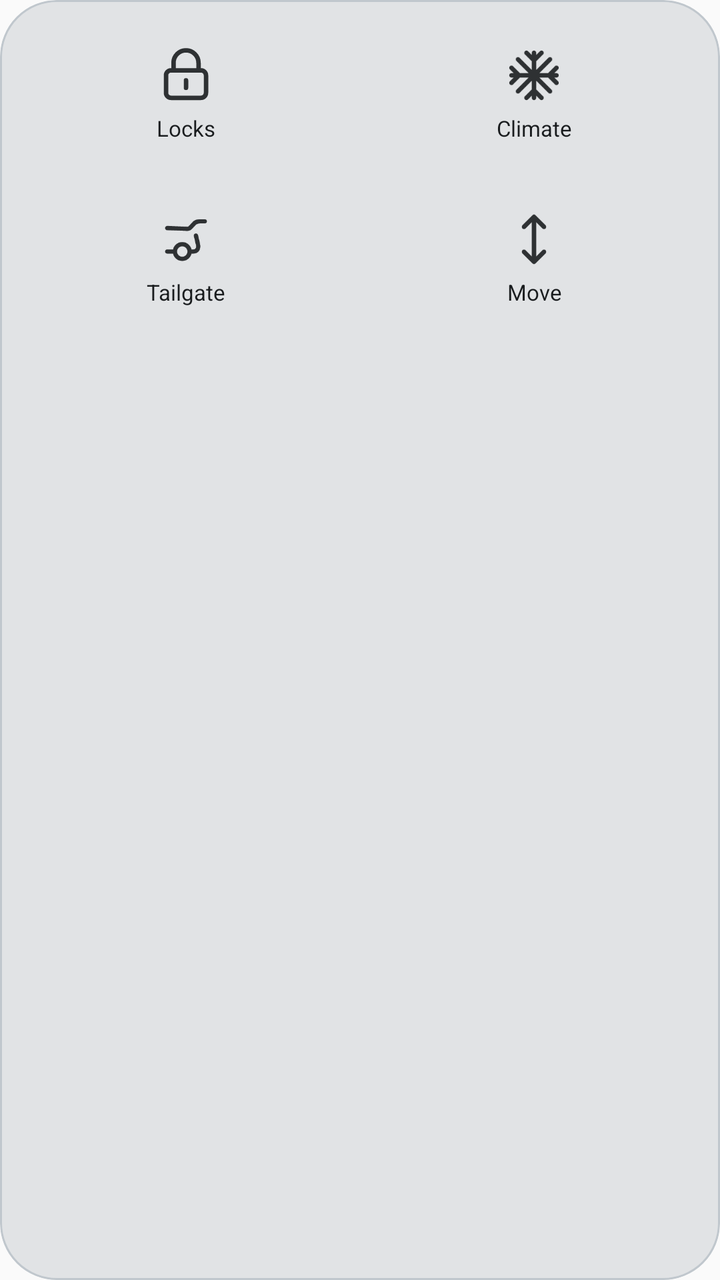
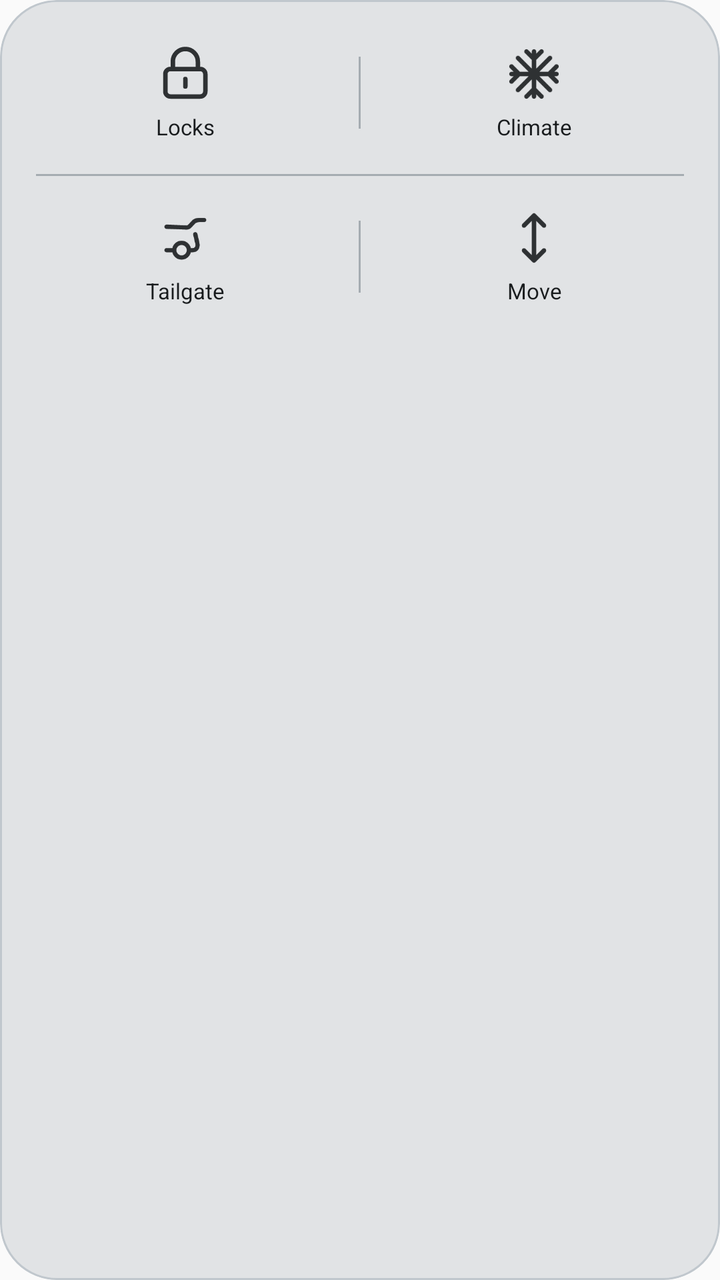

An Android layout rendered at two revisions. The XML below is the earlier revision; the diff shows what the commit changed to produce the second picture.
<!-- AndroidManifest.xml: application theme android:Theme.Material.Light.NoActionBar -->
<!-- res/layout/widget_favorites_grid_preview.xml -->
<LinearLayout xmlns:android="http://schemas.android.com/apk/res/android" android:layout_width="match_parent" android:layout_height="176dp" android:orientation="vertical" android:padding="6dp" android:background="@drawable/surface_system" android:clipToOutline="true"><LinearLayout android:layout_width="match_parent" android:layout_height="82dp" android:gravity="center"><LinearLayout android:layout_width="0dp" android:layout_weight="1" android:layout_height="match_parent" android:gravity="center" android:orientation="vertical"><ImageView android:layout_width="30dp" android:layout_height="30dp" android:src="@drawable/preview_lock" android:tint="@color/widget_initial_icon"/><TextView android:layout_width="match_parent" android:layout_height="wrap_content" android:layout_marginTop="4dp" android:gravity="center" android:text="@string/action_locks" android:textSize="11sp" android:textColor="@color/widget_initial_primary" android:maxLines="1" android:ellipsize="end"/></LinearLayout><LinearLayout android:layout_width="0dp" android:layout_weight="1" android:layout_height="match_parent" android:gravity="center" android:orientation="vertical"><ImageView android:layout_width="30dp" android:layout_height="30dp" android:src="@drawable/preview_climate" android:tint="@color/widget_initial_icon"/><TextView android:layout_width="match_parent" android:layout_height="wrap_content" android:layout_marginTop="4dp" android:gravity="center" android:text="@string/action_climate" android:textSize="11sp" android:textColor="@color/widget_initial_primary" android:maxLines="1" android:ellipsize="end"/></LinearLayout></LinearLayout><LinearLayout android:layout_width="match_parent" android:layout_height="82dp" android:gravity="center"><LinearLayout android:layout_width="0dp" android:layout_weight="1" android:layout_height="match_parent" android:gravity="center" android:orientation="vertical"><ImageView android:layout_width="30dp" android:layout_height="30dp" android:src="@drawable/preview_tailgate" android:tint="@color/widget_initial_icon"/><TextView android:layout_width="match_parent" android:layout_height="wrap_content" android:layout_marginTop="4dp" android:gravity="center" android:text="@string/action_tailgate" android:textSize="11sp" android:textColor="@color/widget_initial_primary" android:maxLines="1" android:ellipsize="end"/></LinearLayout><LinearLayout android:layout_width="0dp" android:layout_weight="1" android:layout_height="match_parent" android:gravity="center" android:orientation="vertical"><ImageView android:layout_width="30dp" android:layout_height="30dp" android:src="@drawable/preview_move" android:tint="@color/widget_initial_icon"/><TextView android:layout_width="match_parent" android:layout_height="wrap_content" android:layout_marginTop="4dp" android:gravity="center" android:text="@string/action_move" android:textSize="11sp" android:textColor="@color/widget_initial_primary" android:maxLines="1" android:ellipsize="end"/></LinearLayout></LinearLayout></LinearLayout>
<!-- resources referenced by this layout -->
<resources>
  <color name="widget_initial_icon">@android:color/system_neutral1_800</color>
  <color name="widget_initial_primary">@android:color/system_neutral1_900</color>
  <!-- drawable preview_climate (drawable) -->
  <vector xmlns:android="http://schemas.android.com/apk/res/android" android:width="24dp" android:height="24dp" android:viewportWidth="24" android:viewportHeight="24"><path android:fillColor="@android:color/transparent" android:strokeColor="#FFFFFFFF" android:strokeWidth="1.8" android:strokeLineCap="round" android:strokeLineJoin="round" android:pathData="M12,3v18M3,12h18M5.6,5.6l12.8,12.8M5.6,18.4L18.4,5.6M9,3l3,3l3,-3M9,21l3,-3l3,3M3,9l3,3l-3,3M21,9l-3,3l3,3"/></vector>
  <!-- drawable preview_lock (drawable) -->
  <vector xmlns:android="http://schemas.android.com/apk/res/android" android:width="24dp" android:height="24dp" android:viewportWidth="24" android:viewportHeight="24"><path android:fillColor="@android:color/transparent" android:strokeColor="#FFFFFFFF" android:strokeWidth="1.8" android:strokeLineCap="round" android:strokeLineJoin="round" android:pathData="M7,10V7a5,5 0,0 1,10,0v3M6,10h12a2,2 0,0 1,2,2v7a2,2 0,0 1,-2,2H6a2,2 0,0 1,-2,-2v-7a2,2 0,0 1,2,-2M12,14v3"/></vector>
  <!-- drawable preview_move (drawable) -->
  <vector xmlns:android="http://schemas.android.com/apk/res/android" android:width="24dp" android:height="24dp" android:viewportWidth="24" android:viewportHeight="24"><path android:fillColor="@android:color/transparent" android:strokeColor="#FFFFFFFF" android:strokeWidth="1.8" android:strokeLineCap="round" android:strokeLineJoin="round" android:pathData="M12,3v18M8,7l4,-4l4,4M8,17l4,4l4,-4"/></vector>
  <!-- drawable preview_tailgate (drawable) -->
  <vector xmlns:android="http://schemas.android.com/apk/res/android"
      android:width="32dp" android:height="32dp"
      android:viewportWidth="32" android:viewportHeight="32">
      <path android:fillColor="@android:color/transparent"
          android:strokeColor="#FFFFFFFF" android:strokeWidth="2.3"
          android:strokeLineCap="round" android:strokeLineJoin="round"
          android:pathData="M6,10 L16.8,10.4 Q17.8,10.4 18.7,9.3 L20.7,7.2 Q21.8,6.4 23.5,6.4 L26,6.4 M21.3,14 L22.3,18.3 C23,21.1 21.8,22.5 19.8,22.5 L18.1,22.5 M6,22.5 L10.1,22.5 M17.9,22.5 A3.9,3.9 0,1 1,10.1 22.5 A3.9,3.9 0,1 1,17.9 22.5"/>
  </vector>
  <!-- drawable surface_system (drawable) -->
  <shape xmlns:android="http://schemas.android.com/apk/res/android"><solid android:color="@color/widget_initial_background"/><corners android:radius="@dimen/widget_corner_radius"/><stroke android:width="1dp" android:color="@color/widget_initial_outline"/></shape>
  <string name="action_climate">Climate</string>
  <string name="action_locks">Locks</string>
  <string name="action_move">Move</string>
  <string name="action_tailgate">Tailgate</string>
  <color name="widget_initial_background">@android:color/system_neutral1_100</color>
  <dimen name="widget_corner_radius">@android:dimen/system_app_widget_background_radius</dimen>
  <color name="widget_initial_outline">@android:color/system_neutral2_200</color>
</resources>

<!-- the commit's change to res/layout/widget_favorites_grid_preview.xml (unified diff, before → after) -->
@@ -1 +1,25 @@
-<LinearLayout xmlns:android="http://schemas.android.com/apk/res/android" android:layout_width="match_parent" android:layout_height="176dp" android:orientation="vertical" android:padding="6dp" android:background="@drawable/surface_system" android:clipToOutline="true"><LinearLayout android:layout_width="match_parent" android:layout_height="82dp" android:gravity="center"><LinearLayout android:layout_width="0dp" android:layout_weight="1" android:layout_height="match_parent" android:gravity="center" android:orientation="vertical"><ImageView android:layout_width="30dp" android:layout_height="30dp" android:src="@drawable/preview_lock" android:tint="@color/widget_initial_icon"/><TextView android:layout_width="match_parent" android:layout_height="wrap_content" android:layout_marginTop="4dp" android:gravity="center" android:text="@string/action_locks" android:textSize="11sp" android:textColor="@color/widget_initial_primary" android:maxLines="1" android:ellipsize="end"/></LinearLayout><LinearLayout android:layout_width="0dp" android:layout_weight="1" android:layout_height="match_parent" android:gravity="center" android:orientation="vertical"><ImageView android:layout_width="30dp" android:layout_height="30dp" android:src="@drawable/preview_climate" android:tint="@color/widget_initial_icon"/><TextView android:layout_width="match_parent" android:layout_height="wrap_content" android:layout_marginTop="4dp" android:gravity="center" android:text="@string/action_climate" android:textSize="11sp" android:textColor="@color/widget_initial_primary" android:maxLines="1" android:ellipsize="end"/></LinearLayout></LinearLayout><LinearLayout android:layout_width="match_parent" android:layout_height="82dp" android:gravity="center"><LinearLayout android:layout_width="0dp" android:layout_weight="1" android:layout_height="match_parent" android:gravity="center" android:orientation="vertical"><ImageView android:layout_width="30dp" android:layout_height="30dp" android:src="@drawable/preview_tailgate" android:tint="@color/widget_initial_icon"/><TextView android:layout_width="match_parent" android:layout_height="wrap_content" android:layout_marginTop="4dp" android:gravity="center" android:text="@string/action_tailgate" android:textSize="11sp" android:textColor="@color/widget_initial_primary" android:maxLines="1" android:ellipsize="end"/></LinearLayout><LinearLayout android:layout_width="0dp" android:layout_weight="1" android:layout_height="match_parent" android:gravity="center" android:orientation="vertical"><ImageView android:layout_width="30dp" android:layout_height="30dp" android:src="@drawable/preview_move" android:tint="@color/widget_initial_icon"/><TextView android:layout_width="match_parent" android:layout_height="wrap_content" android:layout_marginTop="4dp" android:gravity="center" android:text="@string/action_move" android:textSize="11sp" android:textColor="@color/widget_initial_primary" android:maxLines="1" android:ellipsize="end"/></LinearLayout></LinearLayout></LinearLayout>
+<LinearLayout xmlns:android="http://schemas.android.com/apk/res/android" android:layout_width="match_parent" android:layout_height="176dp" android:orientation="vertical" android:padding="6dp" android:background="@drawable/surface_system" android:clipToOutline="true">
+  <LinearLayout android:layout_width="match_parent" android:layout_height="81dp" android:gravity="center">
+    <LinearLayout android:layout_width="0dp" android:layout_weight="1" android:layout_height="match_parent" android:gravity="center" android:orientation="vertical">
+      <ImageView android:layout_width="30dp" android:layout_height="30dp" android:src="@drawable/preview_lock" android:tint="@color/widget_initial_icon" />
+      <TextView android:layout_width="match_parent" android:layout_height="wrap_content" android:layout_marginTop="4dp" android:gravity="center" android:text="@string/action_locks" android:textSize="11sp" android:textColor="@color/widget_initial_primary" android:maxLines="1" android:ellipsize="end" />
+    </LinearLayout>
+    <TextView android:layout_width="1dp" android:layout_height="36dp" android:background="@color/widget_initial_action_divider" android:importantForAccessibility="no" />
+    <LinearLayout android:layout_width="0dp" android:layout_weight="1" android:layout_height="match_parent" android:gravity="center" android:orientation="vertical">
+      <ImageView android:layout_width="30dp" android:layout_height="30dp" android:src="@drawable/preview_climate" android:tint="@color/widget_initial_icon" />
+      <TextView android:layout_width="match_parent" android:layout_height="wrap_content" android:layout_marginTop="4dp" android:gravity="center" android:text="@string/action_climate" android:textSize="11sp" android:textColor="@color/widget_initial_primary" android:maxLines="1" android:ellipsize="end" />
+    </LinearLayout>
+  </LinearLayout>
+  <TextView android:layout_width="match_parent" android:layout_height="1dp" android:layout_marginLeft="12dp" android:layout_marginRight="12dp" android:background="@color/widget_initial_action_divider" android:importantForAccessibility="no" />
+  <LinearLayout android:layout_width="match_parent" android:layout_height="81dp" android:gravity="center">
+    <LinearLayout android:layout_width="0dp" android:layout_weight="1" android:layout_height="match_parent" android:gravity="center" android:orientation="vertical">
+      <ImageView android:layout_width="30dp" android:layout_height="30dp" android:src="@drawable/preview_tailgate" android:tint="@color/widget_initial_icon" />
+      <TextView android:layout_width="match_parent" android:layout_height="wrap_content" android:layout_marginTop="4dp" android:gravity="center" android:text="@string/action_tailgate" android:textSize="11sp" android:textColor="@color/widget_initial_primary" android:maxLines="1" android:ellipsize="end" />
+    </LinearLayout>
+    <TextView android:layout_width="1dp" android:layout_height="36dp" android:background="@color/widget_initial_action_divider" android:importantForAccessibility="no" />
+    <LinearLayout android:layout_width="0dp" android:layout_weight="1" android:layout_height="match_parent" android:gravity="center" android:orientation="vertical">
+      <ImageView android:layout_width="30dp" android:layout_height="30dp" android:src="@drawable/preview_move" android:tint="@color/widget_initial_icon" />
+      <TextView android:layout_width="match_parent" android:layout_height="wrap_content" android:layout_marginTop="4dp" android:gravity="center" android:text="@string/action_move" android:textSize="11sp" android:textColor="@color/widget_initial_primary" android:maxLines="1" android:ellipsize="end" />
+    </LinearLayout>
+  </LinearLayout>
+</LinearLayout>
<!-- resource entries referenced after the edit -->
@@ -1,5 +1,6 @@
 <!-- resources referenced by this layout -->
 <resources>
+  <color name="widget_initial_action_divider">@android:color/system_neutral2_300</color>
   <color name="widget_initial_icon">@android:color/system_neutral1_800</color>
   <color name="widget_initial_primary">@android:color/system_neutral1_900</color>
   <!-- drawable preview_climate (drawable) -->
